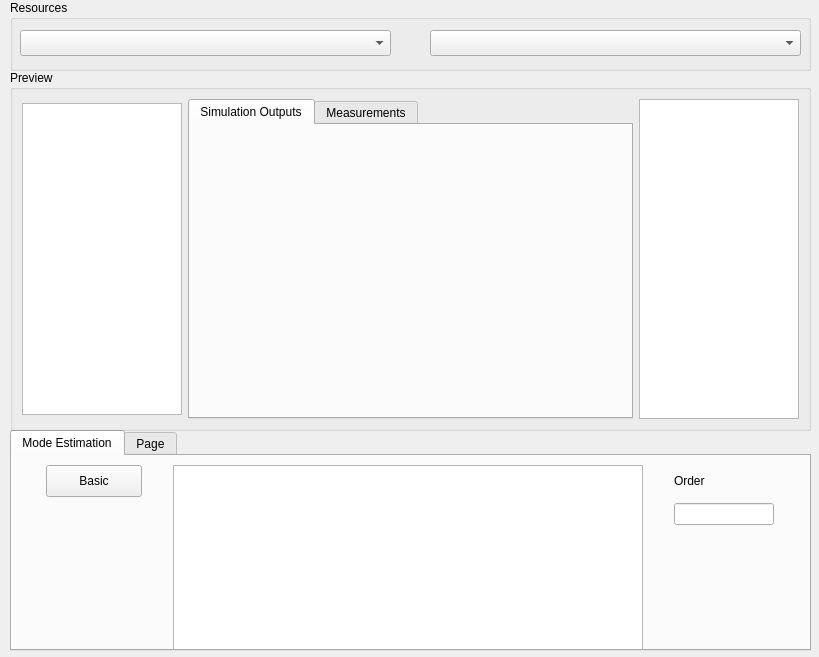
This is res/mae_signalanalysis_gui.ui in fran-jo/SimuGUI as Qt 5 draws it before an edit. The edited form follows.
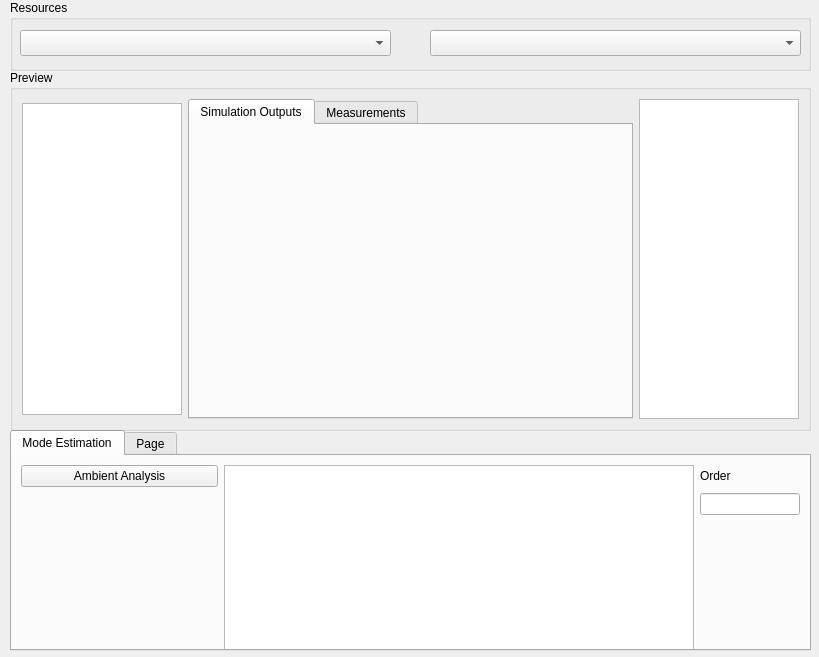
This is the edited form.

Commit message: Substitution of some buttons on GUI that did not work

Patch:
```diff
--- a/res/mae_signalanalysis_gui.ui
+++ b/res/mae_signalanalysis_gui.ui
@@ -124,7 +124,7 @@
      <string>Mode Estimation</string>
     </attribute>
     <layout class="QGridLayout" name="gridLayout">
-     <item row="0" column="1" rowspan="3">
+     <item row="0" column="1" rowspan="4">
       <widget class="QPushButton" name="btnBasicMethod">
        <property name="sizePolicy">
         <sizepolicy hsizetype="Fixed" vsizetype="Fixed">
@@ -155,7 +155,7 @@
        </property>
       </widget>
      </item>
-     <item row="0" column="1" rowspan="5">
+     <item row="0" column="1" rowspan="6">
       <widget class="QTableWidget" name="tbwAnalysisRes">
        <property name="sizePolicy">
         <sizepolicy hsizetype="Preferred" vsizetype="Minimum">
@@ -177,37 +177,6 @@
        </property>
       </widget>
      </item>
-     <item row="0" column="0">
-      <widget class="QPushButton" name="btnBasicMethod">
-       <property name="sizePolicy">
-        <sizepolicy hsizetype="Fixed" vsizetype="Fixed">
-         <horstretch>0</horstretch>
-         <verstretch>0</verstretch>
-        </sizepolicy>
-       </property>
-       <property name="minimumSize">
-        <size>
-         <width>96</width>
-         <height>32</height>
-        </size>
-       </property>
-       <property name="baseSize">
-        <size>
-         <width>96</width>
-         <height>32</height>
-        </size>
-       </property>
-       <property name="text">
-        <string>Basic</string>
-       </property>
-       <property name="iconSize">
-        <size>
-         <width>32</width>
-         <height>32</height>
-        </size>
-       </property>
-      </widget>
-     </item>
      <item row="0" column="2">
       <widget class="QLabel" name="label">
        <property name="text">
@@ -225,6 +194,13 @@
        </property>
       </widget>
      </item>
+     <item row="0" column="0">
+      <widget class="QPushButton" name="btn_basicMethod">
+       <property name="text">
+        <string>Ambient Analysis</string>
+       </property>
+      </widget>
+     </item>
     </layout>
    </widget>
    <widget class="QWidget" name="tab">
```
The commit also changes 2 other files.
